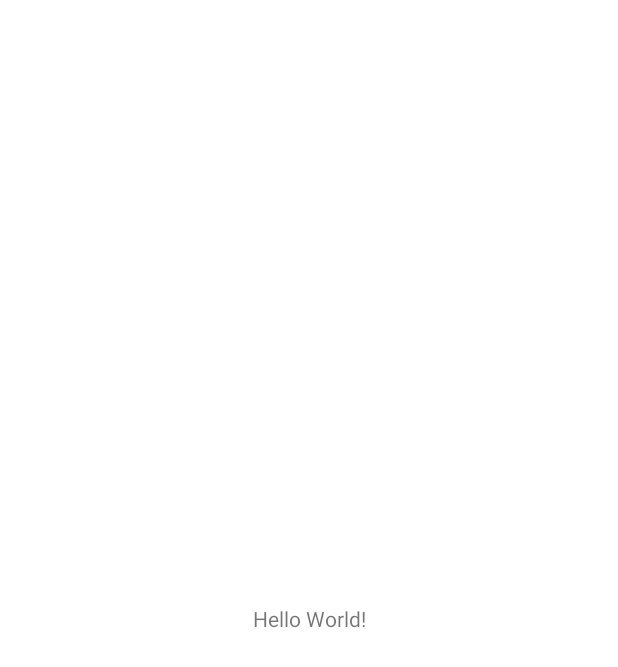
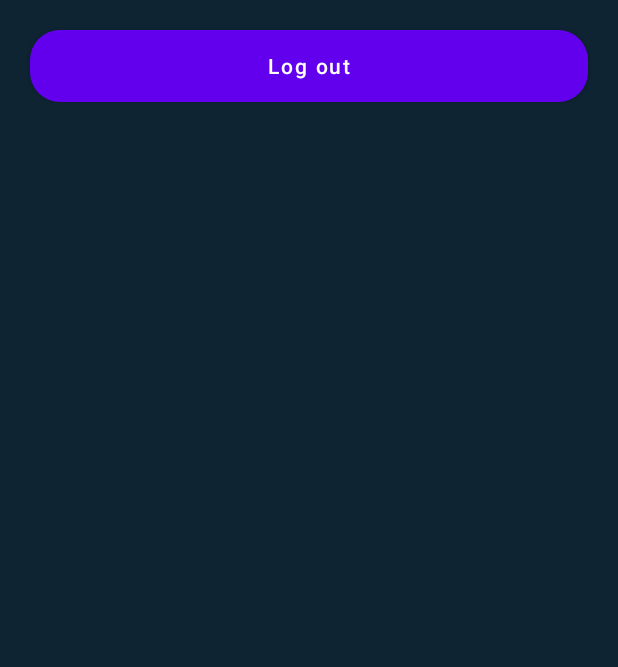
Before and after one commit to sotopro/idatcourse, an Android app: the screen it shows after launch once a user with an empty profile is signed in (MainActivity), on a phone screen of 412 x 824 dp. Before the commit the part shown is almost empty. Shown: the top 667 px of the screen. Run offline under Robolectric (Android 15) with nearby library versions, the phone set to English and light mode, and no system bars; our stand-ins replace Firebase (no records; nobody signed in at launch, a user with empty details on screens opened directly).

Commit message:
[feature] - add log out in maijn activity & implemente sign out

```diff
--- a/app/src/main/java/com/danielsoto/idatcourse/MainActivity.java
+++ b/app/src/main/java/com/danielsoto/idatcourse/MainActivity.java
@@ -2,13 +2,31 @@ package com.danielsoto.idatcourse;
 
 import androidx.appcompat.app.AppCompatActivity;
 
+import android.content.Intent;
 import android.os.Bundle;
+import android.view.View;
+import android.widget.Button;
+
+import com.google.firebase.auth.FirebaseAuth;
 
 public class MainActivity extends AppCompatActivity {
-
+    Button logoutButton;
+    FirebaseAuth mAuth;
     @Override
     protected void onCreate(Bundle savedInstanceState) {
         super.onCreate(savedInstanceState);
         setContentView(R.layout.activity_main);
+        logoutButton = findViewById(R.id.logout_button);
+        mAuth = FirebaseAuth.getInstance();
+
+        logoutButton.setOnClickListener(new View.OnClickListener() {
+            @Override
+            public void onClick(View v) {
+                mAuth.signOut();
+                Intent i = new Intent(MainActivity.this, LoginActivity.class);
+                startActivity(i);
+                finish();
+            }
+        });
     }
 }
--- a/app/src/main/res/layout/activity_main.xml
+++ b/app/src/main/res/layout/activity_main.xml
@@ -1,18 +1,22 @@
 <?xml version="1.0" encoding="utf-8"?>
-<androidx.constraintlayout.widget.ConstraintLayout xmlns:android="http://schemas.android.com/apk/res/android"
+<RelativeLayout xmlns:android="http://schemas.android.com/apk/res/android"
     xmlns:app="http://schemas.android.com/apk/res-auto"
     xmlns:tools="http://schemas.android.com/tools"
     android:layout_width="match_parent"
     android:layout_height="match_parent"
+    android:background="@color/blue_shade_1"
     tools:context=".MainActivity">
+    <Button
+        android:layout_width="match_parent"
+        android:layout_height="wrap_content"
+        android:layout_marginStart="20dp"
+        android:layout_marginEnd="20dp"
+        android:layout_marginTop="20dp"
+        android:id="@+id/logout_button"
+        android:text="@string/logout_button"
+        android:textAllCaps="false"
+        android:textColor="@color/white"
+        android:background="@drawable/custom_button_back"
+        />
 
-    <TextView
-        android:layout_width="wrap_content"
-        android:layout_height="wrap_content"
-        android:text="Hello World!"
-        app:layout_constraintBottom_toBottomOf="parent"
-        app:layout_constraintLeft_toLeftOf="parent"
-        app:layout_constraintRight_toRightOf="parent"
-        app:layout_constraintTop_toTopOf="parent" />
-
-</androidx.constraintlayout.widget.ConstraintLayout>
+</RelativeLayout>
--- a/app/src/main/res/values/strings.xml
+++ b/app/src/main/res/values/strings.xml
@@ -7,5 +7,5 @@
     <string name="login_button_text">Login</string>
     <string name="link_login_text">Already a user? Login here</string>
     <string name="link_register_text">new user? Register here</string>
-
+    <string name="logout_button">Log out</string>
 </resources>
```
